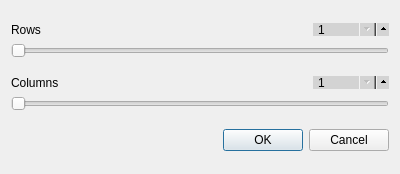
Old version of the form makegrid.ui in the repository csekri/tkzgeom.
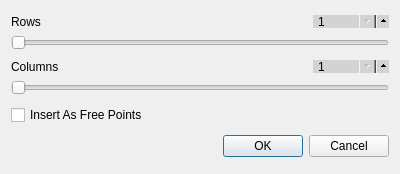
New version of the form.

Commit message: Point clouds can be added as free points

Patch:
```diff
--- a/makegrid.ui
+++ b/makegrid.ui
@@ -170,6 +170,13 @@
      </item>
     </layout>
    </item>
+   <item>
+    <widget class="QCheckBox" name="checkBox">
+     <property name="text">
+      <string>Insert As Free Points</string>
+     </property>
+    </widget>
+   </item>
    <item>
     <widget class="QDialogButtonBox" name="buttonBox">
      <property name="orientation">
```
The commit also changes 16 other files.
